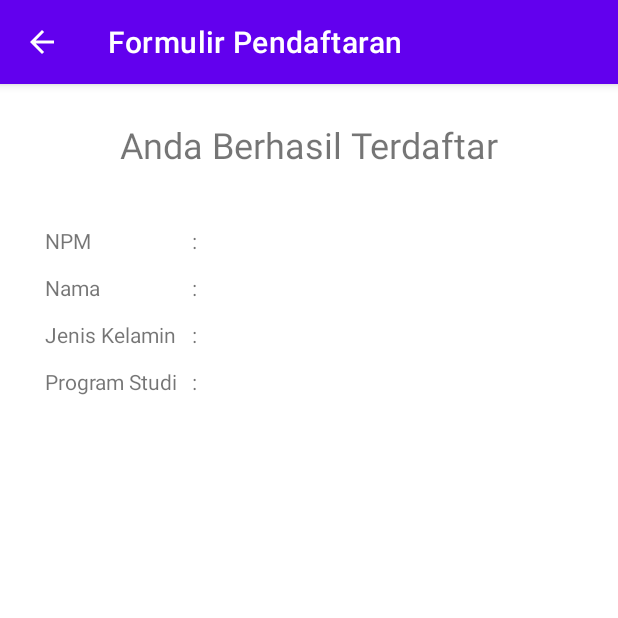
After one commit to JosuaMnl/FormulirPendaftaran, an Android app: the ResultActivity screen opened directly, with no data from a screen before it, on a phone screen of 412 x 824 dp, the top half of it. The commit adds this screen. Run offline under Robolectric (Android 15) with nearby library versions, the phone set to English and light mode, and no system bars.

Commit message:
Finish Project

```diff
--- /dev/null
+++ b/app/src/main/java/com/BelajarAndroid/formulirpendaftaran/ResultActivity.java
@@ -0,0 +1,27 @@
+package com.BelajarAndroid.formulirpendaftaran;
+
+import androidx.appcompat.app.AppCompatActivity;
+
+import android.content.Intent;
+import android.os.Bundle;
+import android.widget.TextView;
+
+public class ResultActivity extends AppCompatActivity {
+    private TextView tvNama, tvNPM, tvProdi, tvJK;
+    @Override
+    protected void onCreate(Bundle savedInstanceState) {
+        super.onCreate(savedInstanceState);
+        setContentView(R.layout.activity_result);
+
+        tvNPM = findViewById(R.id.tv_npm);
+        tvNama = findViewById(R.id.tv_nama);
+        tvJK = findViewById(R.id.tv_jenis_kelamin);
+        tvProdi = findViewById(R.id.tv_prodi);
+
+        Intent intent = getIntent();
+        tvNPM.setText(intent.getStringExtra("varNPM"));
+        tvNama.setText(intent.getStringExtra("varNama"));
+        tvJK.setText(intent.getStringExtra("varJK"));
+        tvProdi.setText(intent.getStringExtra("varProdi"));
+    }
+}
--- /dev/null
+++ b/app/src/main/res/layout/activity_result.xml
@@ -0,0 +1,70 @@
+<?xml version="1.0" encoding="utf-8"?>
+<RelativeLayout xmlns:android="http://schemas.android.com/apk/res/android"
+    xmlns:app="http://schemas.android.com/apk/res-auto"
+    xmlns:tools="http://schemas.android.com/tools"
+    android:layout_width="match_parent"
+    android:layout_height="match_parent"
+    tools:context=".ResultActivity"
+    android:layout_margin="24dp">
+
+    <TextView
+        android:id="@+id/tv_terdaftar"
+        android:layout_width="wrap_content"
+        android:layout_height="wrap_content"
+        android:text="Anda Berhasil Terdaftar"
+        android:textSize="24sp"
+        android:layout_centerHorizontal="true"
+        android:layout_marginBottom="32dp"/>
+
+    <TableLayout
+        android:id="@+id/tl_formulir"
+        android:layout_width="match_parent"
+        android:layout_height="wrap_content"
+        android:layout_below="@id/tv_terdaftar">
+
+        <TableRow android:padding="6dp">
+            <TextView android:text="NPM"/>
+            <TextView
+                android:text=" : "
+                android:layout_marginLeft="6dp"
+                android:layout_marginRight="6dp"/>
+            <TextView
+                android:id="@+id/tv_npm"
+                android:text="Isi NPM"/>
+        </TableRow>
+
+        <TableRow android:padding="6dp">
+            <TextView android:text="Nama"/>
+            <TextView
+                android:text=" : "
+                android:layout_marginRight="6dp"
+                android:layout_marginLeft="6dp"/>
+            <TextView
+                android:id="@+id/tv_nama"
+                android:text="Isi Nama"/>
+        </TableRow>
+
+        <TableRow android:padding="6dp">
+            <TextView android:text="Jenis Kelamin"/>
+            <TextView
+                android:text=" : "
+                android:layout_marginLeft="6dp"
+                android:layout_marginRight="6dp"/>
+            <TextView
+                android:id="@+id/tv_jenis_kelamin"
+                android:text="Isi Jenis Kelamin"/>
+        </TableRow>
+
+        <TableRow android:padding="6dp">
+            <TextView android:text="Program Studi"/>
+            <TextView
+                android:text=" : "
+                android:layout_marginLeft="6dp"
+                android:layout_marginRight="6dp"/>
+            <TextView
+                android:id="@+id/tv_prodi"
+                android:text="Isi Program Studi"/>
+        </TableRow>
+    </TableLayout>
+
+</RelativeLayout>
```
Also changed, not shown: app/src/main/AndroidManifest.xml (+8 -0 lines), app/src/main/java/com/BelajarAndroid/formulirpendaftaran/MainActivity.java (+47 -1 lines).
